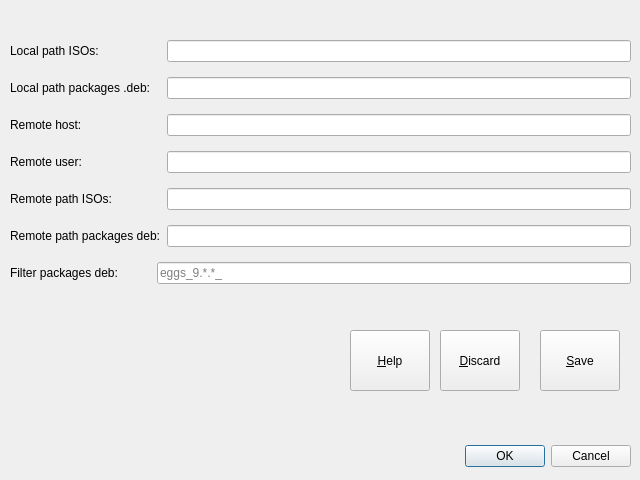
The window that src/ui/config_tools.ui (pieroproietti/pengui) describes before a commit, drawn with Qt 5.
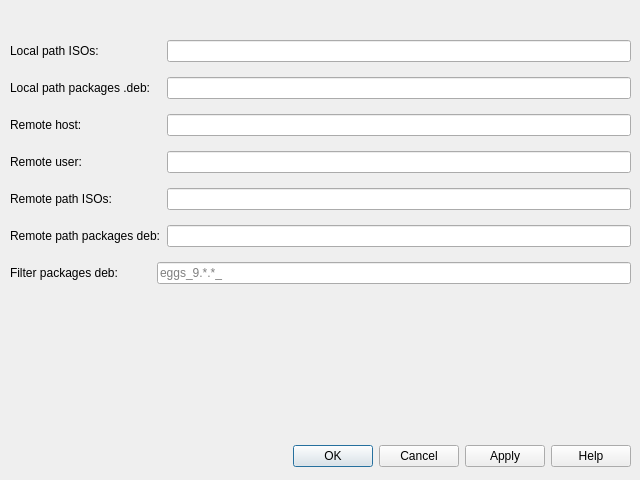
The same window after the commit.

Commit message: beh, può bastare...

The edit to the form file:
```diff
--- a/src/ui/config_tools.ui
+++ b/src/ui/config_tools.ui
@@ -19,53 +19,20 @@
      <x>10</x>
      <y>440</y>
      <width>621</width>
-     <height>32</height>
+     <height>33</height>
     </rect>
    </property>
+   <property name="minimumSize">
+    <size>
+     <width>621</width>
+     <height>0</height>
+    </size>
+   </property>
    <property name="orientation">
     <enum>Qt::Horizontal</enum>
    </property>
    <property name="standardButtons">
-    <set>QDialogButtonBox::Cancel|QDialogButtonBox::Ok</set>
-   </property>
-  </widget>
-  <widget class="QPushButton" name="pushButtonHelp">
-   <property name="geometry">
-    <rect>
-     <x>350</x>
-     <y>330</y>
-     <width>80</width>
-     <height>61</height>
-    </rect>
-   </property>
-   <property name="text">
-    <string>&amp;Help</string>
-   </property>
-  </widget>
-  <widget class="QPushButton" name="pushButtonDiscard">
-   <property name="geometry">
-    <rect>
-     <x>440</x>
-     <y>330</y>
-     <width>80</width>
-     <height>61</height>
-    </rect>
-   </property>
-   <property name="text">
-    <string>&amp;Discard</string>
-   </property>
-  </widget>
-  <widget class="QPushButton" name="pushButtonSave">
-   <property name="geometry">
-    <rect>
-     <x>540</x>
-     <y>330</y>
-     <width>80</width>
-     <height>61</height>
-    </rect>
-   </property>
-   <property name="text">
-    <string>&amp;Save</string>
+    <set>QDialogButtonBox::Apply|QDialogButtonBox::Cancel|QDialogButtonBox::Help|QDialogButtonBox::Ok</set>
    </property>
   </widget>
   <widget class="QWidget" name="layoutWidget">
```
The commit also changes 2 other files.
